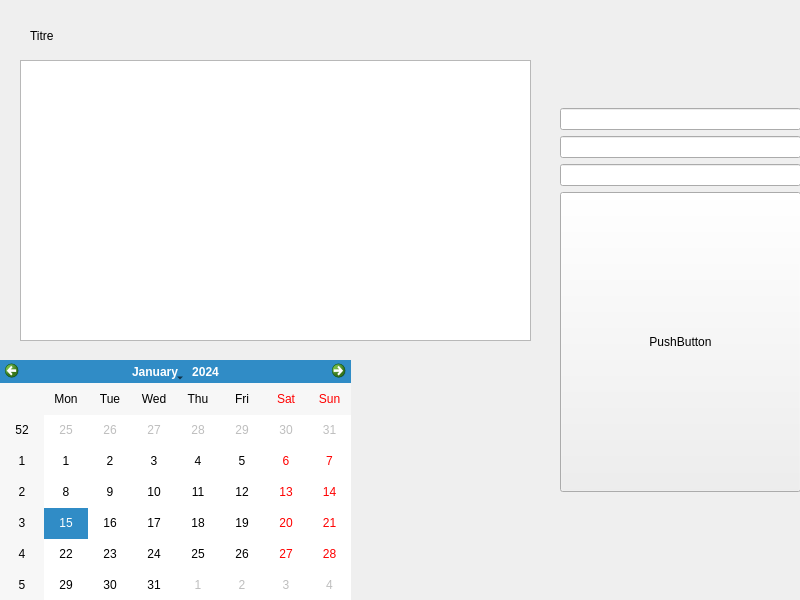
Old version of the form front/main.ui in the repository FabioF9/GSB-AppliVisiteur.
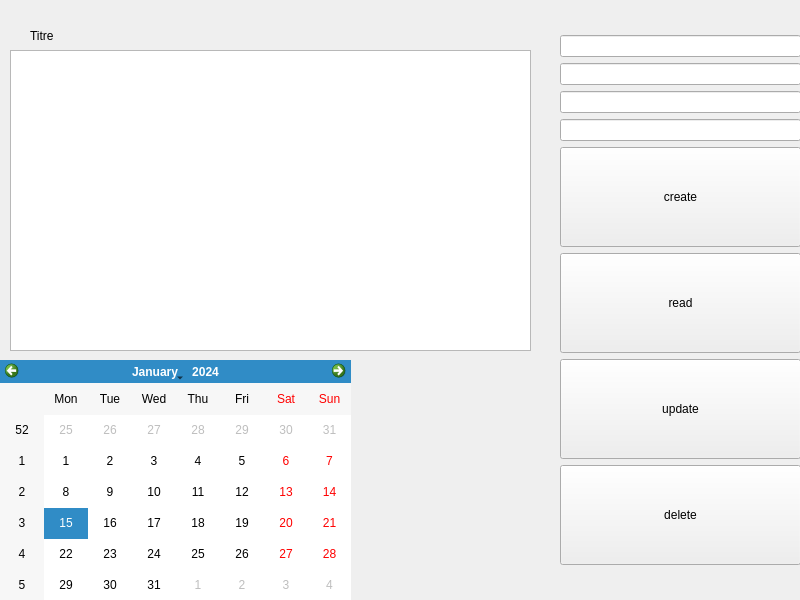
New version of the form.

The edit to the form file:
```diff
--- a/front/main.ui
+++ b/front/main.ui
@@ -26,6 +26,9 @@
     <layout class="QVBoxLayout" name="verticalLayout">
      <item>
       <layout class="QVBoxLayout" name="verticalLayout_2">
+       <item>
+        <widget class="QLineEdit" name="dr_id"/>
+       </item>
        <item>
         <widget class="QLineEdit" name="dr_nom"/>
        </item>
@@ -40,11 +43,50 @@
          <property name="minimumSize">
           <size>
            <width>0</width>
-           <height>300</height>
+           <height>100</height>
           </size>
          </property>
          <property name="text">
-          <string>PushButton</string>
+          <string>create</string>
+         </property>
+        </widget>
+       </item>
+       <item>
+        <widget class="QPushButton" name="index_button_read">
+         <property name="minimumSize">
+          <size>
+           <width>0</width>
+           <height>100</height>
+          </size>
+         </property>
+         <property name="text">
+          <string>read</string>
+         </property>
+        </widget>
+       </item>
+       <item>
+        <widget class="QPushButton" name="index_button_update">
+         <property name="minimumSize">
+          <size>
+           <width>0</width>
+           <height>100</height>
+          </size>
+         </property>
+         <property name="text">
+          <string>update</string>
+         </property>
+        </widget>
+       </item>
+       <item>
+        <widget class="QPushButton" name="index_button_delete">
+         <property name="minimumSize">
+          <size>
+           <width>0</width>
+           <height>100</height>
+          </size>
+         </property>
+         <property name="text">
+          <string>delete</string>
          </property>
         </widget>
        </item>
@@ -75,13 +117,13 @@
      <string>Titre</string>
     </property>
    </widget>
-   <widget class="QListWidget" name="List">
+   <widget class="QTextEdit" name="List">
     <property name="geometry">
      <rect>
-      <x>20</x>
-      <y>60</y>
-      <width>511</width>
-      <height>281</height>
+      <x>10</x>
+      <y>50</y>
+      <width>521</width>
+      <height>301</height>
      </rect>
     </property>
    </widget>
```
Left out of the diff: 2 changed lines with no effect on the pictures.
